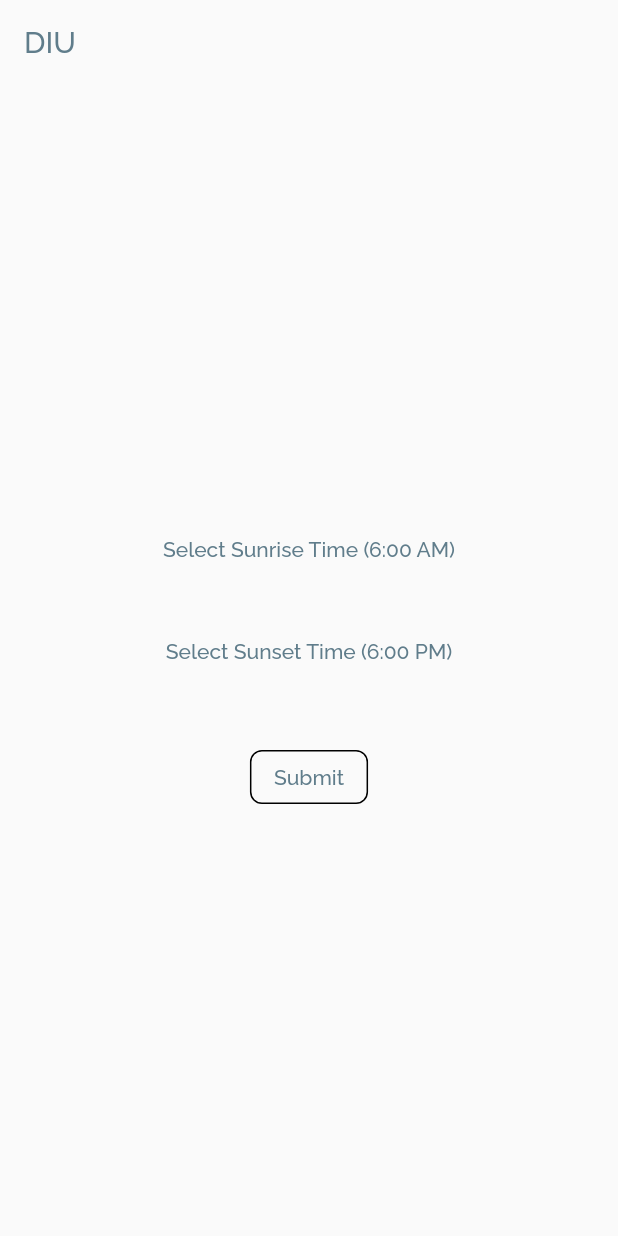
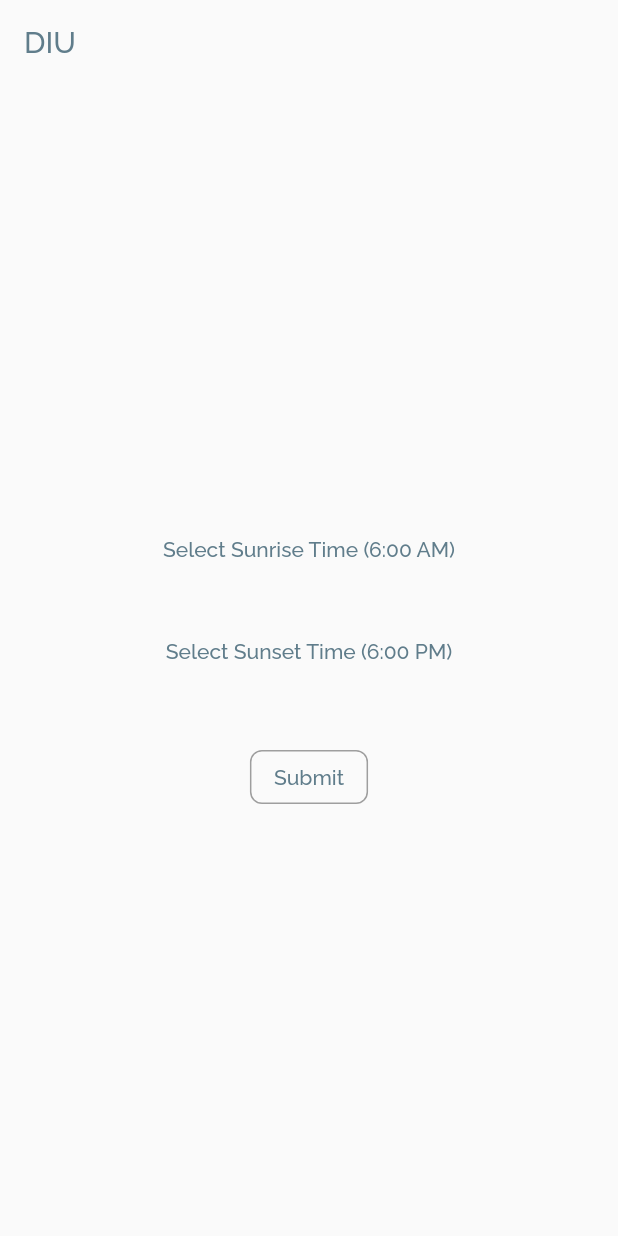
Before and after one commit to berlin-experiment/Diu, a Flutter app: the screen it shows after launch, on a phone screen of 412 x 824 dp. Run offline on Flutter 3.47's test engine with Material 2 defaults, Android fonts, the phone set to English and light mode, and no system bars; our stand-ins replace flutter_blue_plus.

Commit message:
updated colors

```diff
--- a/mobile/lib/themes/custom_theme.dart
+++ b/mobile/lib/themes/custom_theme.dart
@@ -18,7 +18,7 @@ final customLightTheme = ThemeData(
   colorScheme: const ColorScheme.light(
     primary: Colors.blueGrey,
     onPrimary: Colors.blueGrey,
-    secondary: Colors.blueGrey,
+    secondary: Colors.grey,
     onSecondary: Colors.white,
     surface: Colors.white,
     onSurface: Colors.grey,
@@ -32,8 +32,8 @@ final customLightTheme = ThemeData(
       elevation: 0,
       backgroundColor: Colors.transparent,
       shape: RoundedRectangleBorder(
-        side: BorderSide(
-          color: Colors.black,
+        side: const BorderSide(
+          color: Colors.grey,
           width: 1.0,
         ),
         borderRadius: BorderRadius.circular(8.0),
@@ -58,7 +58,7 @@ final customDarkTheme = ThemeData(
     ),
   ),
   colorScheme: const ColorScheme.dark(
-    primary: Colors.grey,
+    primary: Colors.white,
     onPrimary: Colors.white,
     secondary: Colors.blueGrey,
     onSecondary: Colors.white,
@@ -74,7 +74,7 @@ final customDarkTheme = ThemeData(
       elevation: 0,
       backgroundColor: Colors.transparent,
       shape: RoundedRectangleBorder(
-        side: BorderSide(
+        side: const BorderSide(
           color: Colors.white,
           width: 1.0,
         ),
```
